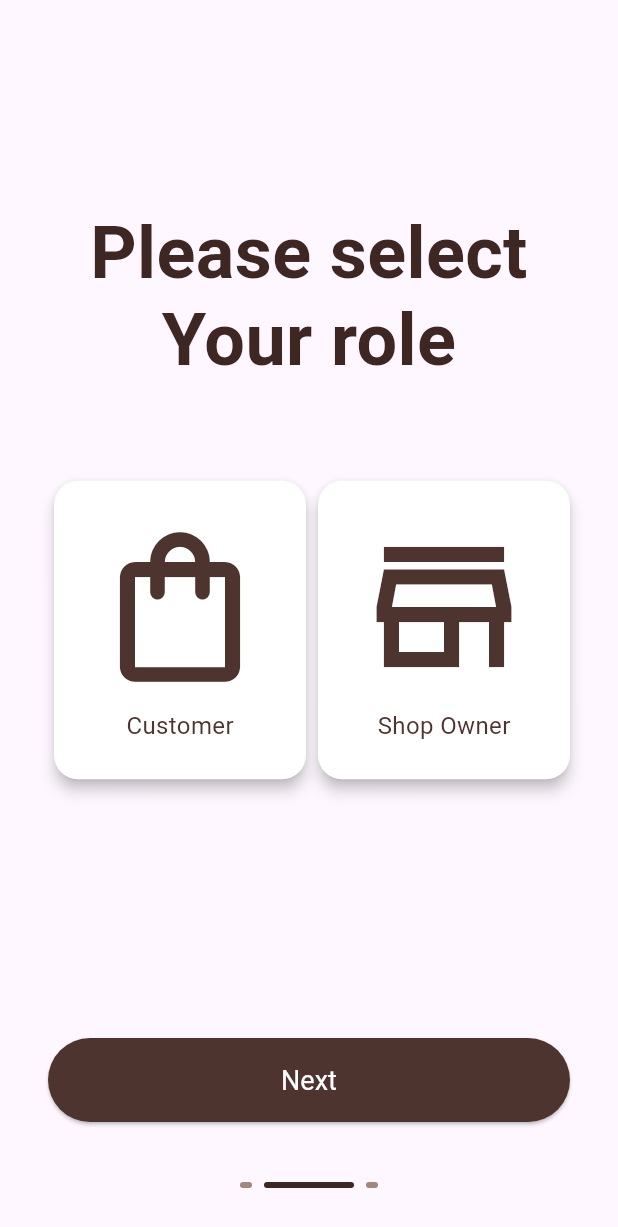
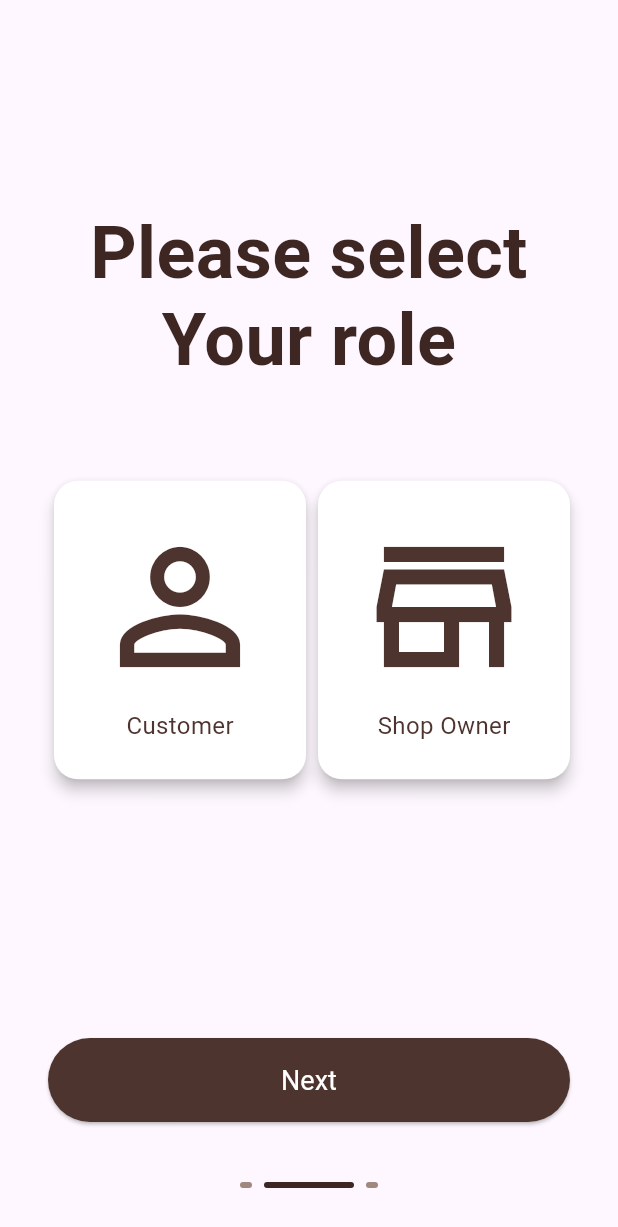
Before and after one commit to CodeFFun/resub, a Flutter app: the SecondOnboardingScreen screen opened directly, on a phone screen of 412 x 824 dp. Shown: the top 1227 px of the screen. Run offline on Flutter 3.47's test engine with Material 3 defaults, Android fonts, the phone set to English and light mode, and no system bars.

Commit message:
Select role in onboarding screen

```diff
--- a/lib/screen/second_onboarding_screen.dart
+++ b/lib/screen/second_onboarding_screen.dart
@@ -1,5 +1,6 @@
 import 'package:flutter/material.dart';
 import 'package:resub/screen/third_onboarding_screen.dart';
+import 'package:resub/widgets/role_select.dart';
 
 class SecondOnboardingScreen extends StatefulWidget {
   const SecondOnboardingScreen({super.key});
@@ -36,102 +37,31 @@ class _SecondOnboardingScreenState extends State<SecondOnboardingScreen> {
               Row(
                 mainAxisAlignment: MainAxisAlignment.center,
                 children: [
-                  InkWell(
+                  RoleSelect(
+                    selectedRole: selectedRole,
+                    role: "Customer",
+                    title: "Customer",
+                    icon: Icons.person_outline,
                     onTap: () {
                       setState(() {
                         selectedRole = 'Customer';
                       });
                     },
-                    child: Card(
-                      color: (selectedRole == 'Customer')
-                          ? Colors.lightGreen.shade100
-                          : Colors.white,
-                      shape: RoundedRectangleBorder(
-                        borderRadius: BorderRadius.circular(16),
-                        side: BorderSide(
-                          color: (selectedRole == 'Customer')
-                              ? Colors.green
-                              : Colors.transparent,
-                          width: 2,
-                        ),
-                      ),
-                      elevation: 4,
-                      child: Padding(
-                        padding: const EdgeInsets.all(24.0),
-                        child: Column(
-                          children: [
-                            Icon(
-                              Icons.shopping_bag_outlined,
-                              size: 120,
-                              color: Colors.brown[800],
-                            ),
-                            SizedBox(height: 8),
-                            Text(
-                              'Customer',
-                              style: TextStyle(
-                                fontSize: 16,
-                                color: Colors.brown[800],
-                              ),
-                            ),
-                          ],
-                        ),
-                      ),
-                    ),
                   ),
-                  InkWell(
+                  RoleSelect(
+                    selectedRole: selectedRole,
+                    role: "Shop Owner",
+                    title: "Shop Owner",
+                    icon: Icons.store_mall_directory_outlined,
                     onTap: () {
                       setState(() {
                         selectedRole = 'Shop Owner';
                       });
                     },
-                    child: Card(
-                      color: (selectedRole == 'Shop Owner')
-                          ? Colors.lightGreen.shade100
-                          : Colors.white,
-                      shape: RoundedRectangleBorder(
-                        borderRadius: BorderRadius.circular(16),
-                        side: BorderSide(
-                          color: (selectedRole == 'Shop Owner')
-                              ? Colors.green
-                              : Colors.transparent,
-                          width: 2,
-                        ),
-                      ),
-                      elevation: 4,
-                      child: Padding(
-                        padding: const EdgeInsets.all(24.0),
-                        child: Column(
-                          children: [
-                            Icon(
-                              Icons.store_mall_directory_outlined,
-                              size: 120,
-                              color: Colors.brown[800],
-                            ),
-                            SizedBox(height: 8),
-                            Text(
-                              'Shop Owner',
-                              style: TextStyle(
-                                fontSize: 16,
-                                color: Colors.brown[800],
-                              ),
-                            ),
-                          ],
-                        ),
-                      ),
-                    ),
                   ),
                 ],
               ),
               const SizedBox(height: 60),
-              // Text(
-              //   'Manage your weekly shopping',
-              //   style: TextStyle(
-              //     fontSize: 16,
-              //     color: Colors.brown[800],
-              //     height: 1.5,
-              //   ),
-              //   textAlign: TextAlign.center,
-              // ),
               const Spacer(),
               SizedBox(
                 width: double.infinity,
```
